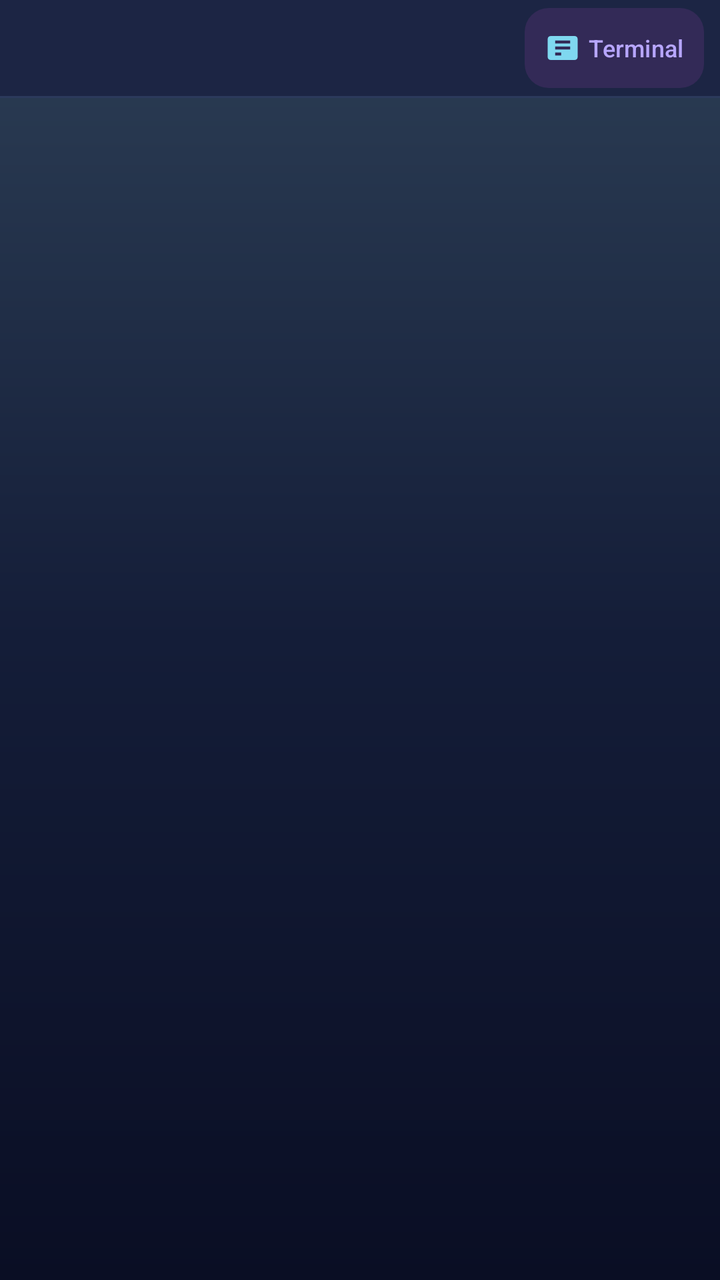
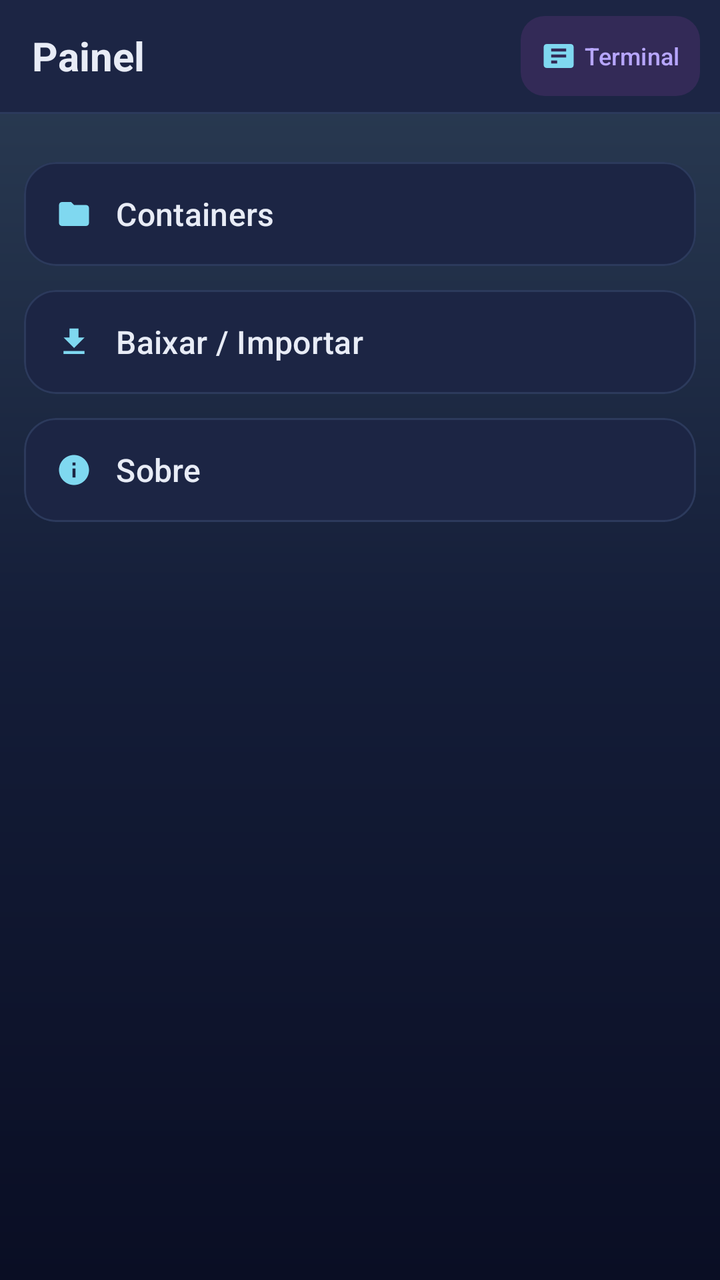

An Android layout rendered at two revisions. The XML below is the earlier revision; the diff shows what the commit changed to produce the second picture.
<!-- AndroidManifest.xml: application theme Theme.TuxBox -->
<!-- res/layout/fragment_panel.xml -->
<?xml version="1.0" encoding="utf-8"?>
<LinearLayout xmlns:android="http://schemas.android.com/apk/res/android"
    xmlns:app="http://schemas.android.com/apk/res-auto"
    android:id="@+id/panelRoot"
    android:layout_width="match_parent"
    android:layout_height="match_parent"
    android:orientation="vertical">

    
    <LinearLayout
        android:id="@+id/panelNavRow"
        android:layout_width="match_parent"
        android:layout_height="48dp"
        android:background="@color/tux_surface_alt"
        android:gravity="center_vertical"
        android:orientation="horizontal"
        android:paddingStart="8dp"
        android:paddingEnd="8dp">

        <com.google.android.material.tabs.TabLayout
            android:id="@+id/panelTabs"
            android:layout_width="0dp"
            android:layout_height="match_parent"
            android:layout_weight="1"
            android:background="@android:color/transparent"
            app:tabGravity="fill"
            app:tabIndicatorColor="@color/tux_violet"
            app:tabIndicatorHeight="2dp"
            app:tabMode="fixed"
            app:tabRippleColor="@color/tux_cyan_container"
            app:tabSelectedTextColor="@color/tux_violet_light"
            app:tabTextAppearance="@style/TextAppearance.TuxBox.Tab"
            app:tabTextColor="@color/tux_text_secondary" />

        <com.google.android.material.button.MaterialButton
            android:id="@+id/btnPanelTerminal"
            style="@style/Widget.Material3.Button.TextButton"
            android:layout_width="wrap_content"
            android:layout_height="40dp"
            android:layout_marginStart="4dp"
            android:contentDescription="@string/panel_open_terminal"
            android:insetTop="0dp"
            android:insetBottom="0dp"
            android:minWidth="0dp"
            android:minHeight="0dp"
            android:paddingStart="10dp"
            android:paddingTop="0dp"
            android:paddingEnd="10dp"
            android:paddingBottom="0dp"
            android:text="@string/tab_terminal"
            android:textAllCaps="false"
            android:textColor="@color/tux_violet_light"
            android:textSize="12sp"
            app:backgroundTint="@color/tux_violet_container"
            app:cornerRadius="12dp"
            app:icon="@drawable/ic_terminal"
            app:iconPadding="4dp"
            app:iconSize="18dp"
            app:iconTint="@color/tux_cyan" />
    </LinearLayout>

    <View
        android:layout_width="match_parent"
        android:layout_height="1dp"
        android:background="@color/tux_stroke" />

    <androidx.fragment.app.FragmentContainerView
        android:id="@+id/panelContent"
        android:layout_width="match_parent"
        android:layout_height="0dp"
        android:layout_weight="1" />

</LinearLayout>
<!-- resources referenced by this layout -->
<resources>
  <color name="tux_cyan">#7FD8F0</color>
  <color name="tux_cyan_container">#163A49</color>
  <color name="tux_stroke">#2C3A5C</color>
  <color name="tux_surface_alt">#1C2544</color>
  <color name="tux_text_secondary">#93A1C0</color>
  <color name="tux_violet">#7C5CFF</color>
  <color name="tux_violet_container">#332A57</color>
  <color name="tux_violet_light">#B7A6FF</color>
  <!-- drawable ic_terminal (drawable) -->
  <?xml version="1.0" encoding="utf-8"?>
  <vector xmlns:android="http://schemas.android.com/apk/res/android"
      android:width="24dp"
      android:height="24dp"
      android:viewportWidth="24"
      android:viewportHeight="24">
      <path
          android:fillColor="#FFFFFFFF"
          android:pathData="M20,4L4,4c-1.1,0 -1.99,0.9 -1.99,2L2,18c0,1.1 0.9,2 2,2h16c1.1,0 2,-0.9 2,-2L22,6c0,-1.1 -0.9,-2 -2,-2zM11,17H7v-2h4v2zM17,13H7v-2h10v2zM17,9H7L7,7h10v2z" />
  </vector>
  <string name="panel_open_terminal">Abrir Terminal</string>
  <string name="tab_terminal">Terminal</string>
  <style name="TextAppearance.TuxBox.Tab" parent="TextAppearance.Material3.LabelMedium">
          <item name="android:textSize">11sp</item>
          <item name="android:textAllCaps">false</item>
      </style>
  <color name="tux_bg_bottom">#0A0E24</color>
  <color name="tux_green">#6FD98A</color>
  <color name="tux_surface">#181F3A</color>
  <color name="tux_text">#E8ECF6</color>
  <!-- drawable bg_app (drawable) -->
  <?xml version="1.0" encoding="utf-8"?>
  <shape xmlns:android="http://schemas.android.com/apk/res/android"
      android:shape="rectangle">
      <gradient
          android:angle="270"
          android:startColor="@color/tux_bg_top"
          android:centerColor="@color/tux_bg_mid"
          android:endColor="@color/tux_bg_bottom" />
  </shape>
  <color name="tux_bg_top">#2C3E55</color>
  <color name="tux_bg_mid">#141D38</color>
  <!-- unchanged entries left out for length: 1 -->
</resources>

<!-- the commit's change to res/layout/fragment_panel.xml (unified diff, before → after) -->
@@ -6,38 +6,29 @@
     android:layout_height="match_parent"
     android:orientation="vertical">
 
-    
     <LinearLayout
-        android:id="@+id/panelNavRow"
         android:layout_width="match_parent"
-        android:layout_height="48dp"
+        android:layout_height="56dp"
         android:background="@color/tux_surface_alt"
         android:gravity="center_vertical"
         android:orientation="horizontal"
-        android:paddingStart="8dp"
-        android:paddingEnd="8dp">
-
-        <com.google.android.material.tabs.TabLayout
-            android:id="@+id/panelTabs"
+        android:paddingStart="16dp"
+        android:paddingEnd="10dp">
+
+        <TextView
             android:layout_width="0dp"
-            android:layout_height="match_parent"
+            android:layout_height="wrap_content"
             android:layout_weight="1"
-            android:background="@android:color/transparent"
-            app:tabGravity="fill"
-            app:tabIndicatorColor="@color/tux_violet"
-            app:tabIndicatorHeight="2dp"
-            app:tabMode="fixed"
-            app:tabRippleColor="@color/tux_cyan_container"
-            app:tabSelectedTextColor="@color/tux_violet_light"
-            app:tabTextAppearance="@style/TextAppearance.TuxBox.Tab"
-            app:tabTextColor="@color/tux_text_secondary" />
+            android:text="@string/panel_title"
+            android:textColor="@color/tux_text"
+            android:textSize="20sp"
+            android:textStyle="bold" />
 
         <com.google.android.material.button.MaterialButton
             android:id="@+id/btnPanelTerminal"
             style="@style/Widget.Material3.Button.TextButton"
             android:layout_width="wrap_content"
             android:layout_height="40dp"
-            android:layout_marginStart="4dp"
             android:contentDescription="@string/panel_open_terminal"
             android:insetTop="0dp"
             android:insetBottom="0dp"
@@ -64,10 +55,150 @@
         android:layout_height="1dp"
         android:background="@color/tux_stroke" />
 
-    <androidx.fragment.app.FragmentContainerView
-        android:id="@+id/panelContent"
+    <androidx.core.widget.NestedScrollView
+        android:id="@+id/dashboardScroll"
         android:layout_width="match_parent"
         android:layout_height="0dp"
-        android:layout_weight="1" />
-
+        android:layout_weight="1"
+        android:clipToPadding="false"
+        android:fillViewport="false"
+        android:paddingBottom="12dp"
+        android:scrollbars="vertical">
+
+        <LinearLayout
+            android:id="@+id/dashboardContent"
+            android:layout_width="match_parent"
+            android:layout_height="wrap_content"
+            android:orientation="vertical"
+            android:padding="12dp">
+
+            <androidx.fragment.app.FragmentContainerView
+                android:id="@+id/panelContent"
+                android:layout_width="match_parent"
+                android:layout_height="wrap_content" />
+
+            <com.google.android.material.card.MaterialCardView
+                android:id="@+id/sectionContainers"
+                android:layout_width="match_parent"
+                android:layout_height="wrap_content"
+                android:layout_marginTop="12dp"
+                app:cardBackgroundColor="@color/tux_surface_alt"
+                app:cardCornerRadius="16dp"
+                app:cardElevation="0dp"
+                app:strokeColor="@color/tux_stroke"
+                app:strokeWidth="1dp">
+
+                <LinearLayout
+                    android:layout_width="match_parent"
+                    android:layout_height="wrap_content"
+                    android:orientation="vertical">
+
+                    <com.google.android.material.button.MaterialButton
+                        android:id="@+id/btnSectionContainers"
+                        style="@style/Widget.Material3.Button.TextButton"
+                        android:layout_width="match_parent"
+                        android:layout_height="52dp"
+                        android:gravity="start|center_vertical"
+                        android:paddingStart="16dp"
+                        android:paddingEnd="16dp"
+                        android:text="@string/section_containers"
+                        android:textAllCaps="false"
+                        android:textColor="@color/tux_text"
+                        android:textSize="16sp"
+                        app:icon="@drawable/ic_folder"
+                        app:iconPadding="12dp"
+                        app:iconTint="@color/tux_cyan" />
+
+                    <FrameLayout
+                        android:id="@+id/sectionContainersContent"
+                        android:layout_width="match_parent"
+                        android:layout_height="wrap_content"
+                        android:padding="12dp"
+                        android:visibility="gone" />
+                </LinearLayout>
+            </com.google.android.material.card.MaterialCardView>
+
+            <com.google.android.material.card.MaterialCardView
+                android:id="@+id/sectionDownload"
+                android:layout_width="match_parent"
+                android:layout_height="wrap_content"
+                android:layout_marginTop="12dp"
+                app:cardBackgroundColor="@color/tux_surface_alt"
+                app:cardCornerRadius="16dp"
+                app:cardElevation="0dp"
+                app:strokeColor="@color/tux_stroke"
+                app:strokeWidth="1dp">
+
+                <LinearLayout
+                    android:layout_width="match_parent"
+                    android:layout_height="wrap_content"
+                    android:orientation="vertical">
+
+                    <com.google.android.material.button.MaterialButton
+                        android:id="@+id/btnSectionDownload"
+                        style="@style/Widget.Material3.Button.TextButton"
+                        android:layout_width="match_parent"
+                        android:layout_height="52dp"
+                        android:gravity="start|center_vertical"
+                        android:paddingStart="16dp"
+                        android:paddingEnd="16dp"
+                        android:text="@string/section_download"
+                        android:textAllCaps="false"
+                        android:textColor="@color/tux_text"
+                        android:textSize="16sp"
+                        app:icon="@drawable/ic_download"
+                        app:iconPadding="12dp"
+                        app:iconTint="@color/tux_cyan" />
+
+                    <FrameLayout
+                        android:id="@+id/sectionDownloadContent"
+                        android:layout_width="match_parent"
+                        android:layout_height="wrap_content"
+                        android:padding="12dp"
+                        android:visibility="gone" />
+                </LinearLayout>
+            </com.google.android.material.card.MaterialCardView>
+
+            <com.google.android.material.card.MaterialCardView
+                android:id="@+id/sectionAbout"
+                android:layout_width="match_parent"
+                android:layout_height="wrap_content"
+                android:layout_marginTop="12dp"
+                app:cardBackgroundColor="@color/tux_surface_alt"
+                app:cardCornerRadius="16dp"
+                app:cardElevation="0dp"
+                app:strokeColor="@color/tux_stroke"
+                app:strokeWidth="1dp">
+
+                <LinearLayout
+                    android:layout_width="match_parent"
+                    android:layout_height="wrap_content"
+                    android:orientation="vertical">
+
+                    <com.google.android.material.button.MaterialButton
+                        android:id="@+id/btnSectionAbout"
+                        style="@style/Widget.Material3.Button.TextButton"
+                        android:layout_width="match_parent"
+                        android:layout_height="52dp"
+                        android:gravity="start|center_vertical"
+                        android:paddingStart="16dp"
+                        android:paddingEnd="16dp"
+                        android:text="@string/section_about"
+                        android:textAllCaps="false"
+                        android:textColor="@color/tux_text"
+                        android:textSize="16sp"
+                        app:icon="@drawable/ic_info"
+                        app:iconPadding="12dp"
+                        app:iconTint="@color/tux_cyan" />
+
+                    <FrameLayout
+                        android:id="@+id/sectionAboutContent"
+                        android:layout_width="match_parent"
+                        android:layout_height="wrap_content"
+                        android:padding="12dp"
+                        android:visibility="gone" />
+                </LinearLayout>
+            </com.google.android.material.card.MaterialCardView>
+        </LinearLayout>
+    </androidx.core.widget.NestedScrollView>
 </LinearLayout>
<!-- resource entries referenced after the edit -->
@@ -8,6 +8,39 @@
   <color name="tux_violet">#7C5CFF</color>
   <color name="tux_violet_container">#332A57</color>
   <color name="tux_violet_light">#B7A6FF</color>
+  <!-- drawable ic_download (drawable) -->
+  <?xml version="1.0" encoding="utf-8"?>
+  <vector xmlns:android="http://schemas.android.com/apk/res/android"
+      android:width="24dp"
+      android:height="24dp"
+      android:viewportWidth="24"
+      android:viewportHeight="24">
+      <path
+          android:fillColor="#FFFFFFFF"
+          android:pathData="M19,9h-4V3H9v6H5l7,7 7,-7zM5,18v2h14v-2H5z" />
+  </vector>
+  <!-- drawable ic_folder (drawable) -->
+  <?xml version="1.0" encoding="utf-8"?>
+  <vector xmlns:android="http://schemas.android.com/apk/res/android"
+      android:width="24dp"
+      android:height="24dp"
+      android:viewportWidth="24"
+      android:viewportHeight="24">
+      <path
+          android:fillColor="#FFFFFFFF"
+          android:pathData="M10,4H4c-1.1,0 -1.99,0.9 -1.99,2L2,18c0,1.1 0.9,2 2,2h16c1.1,0 2,-0.9 2,-2V8c0,-1.1 -0.9,-2 -2,-2h-8l-2,-2z" />
+  </vector>
+  <!-- drawable ic_info (drawable) -->
+  <?xml version="1.0" encoding="utf-8"?>
+  <vector xmlns:android="http://schemas.android.com/apk/res/android"
+      android:width="24dp"
+      android:height="24dp"
+      android:viewportWidth="24"
+      android:viewportHeight="24">
+      <path
+          android:fillColor="#FFFFFFFF"
+          android:pathData="M12,2C6.48,2 2,6.48 2,12s4.48,10 10,10 10,-4.48 10,-10S17.52,2 12,2zM13,17h-2v-6h2v6zM13,9h-2L11,7h2v2z" />
+  </vector>
   <!-- drawable ic_terminal (drawable) -->
   <?xml version="1.0" encoding="utf-8"?>
   <vector xmlns:android="http://schemas.android.com/apk/res/android"
@@ -20,11 +53,11 @@
           android:pathData="M20,4L4,4c-1.1,0 -1.99,0.9 -1.99,2L2,18c0,1.1 0.9,2 2,2h16c1.1,0 2,-0.9 2,-2L22,6c0,-1.1 -0.9,-2 -2,-2zM11,17H7v-2h4v2zM17,13H7v-2h10v2zM17,9H7L7,7h10v2z" />
   </vector>
   <string name="panel_open_terminal">Abrir Terminal</string>
+  <string name="panel_title">Painel</string>
+  <string name="section_about">Sobre</string>
+  <string name="section_containers">Containers</string>
+  <string name="section_download">Baixar / Importar</string>
   <string name="tab_terminal">Terminal</string>
-  <style name="TextAppearance.TuxBox.Tab" parent="TextAppearance.Material3.LabelMedium">
-          <item name="android:textSize">11sp</item>
-          <item name="android:textAllCaps">false</item>
-      </style>
   <color name="tux_bg_bottom">#0A0E24</color>
   <color name="tux_green">#6FD98A</color>
   <color name="tux_surface">#181F3A</color>
